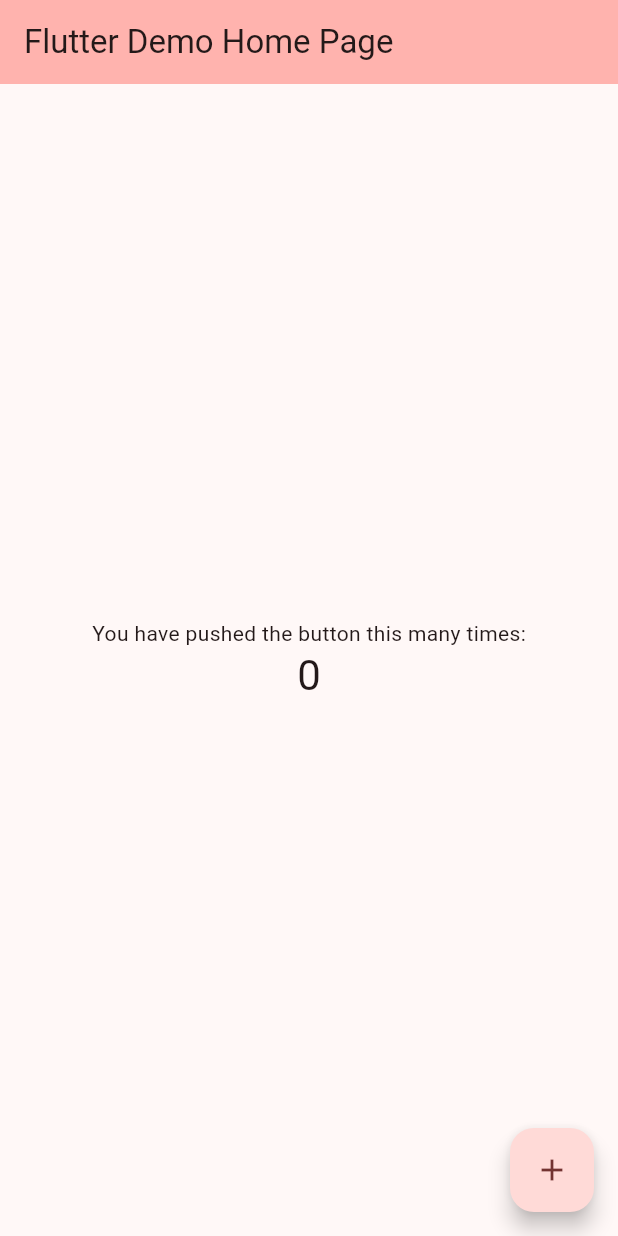
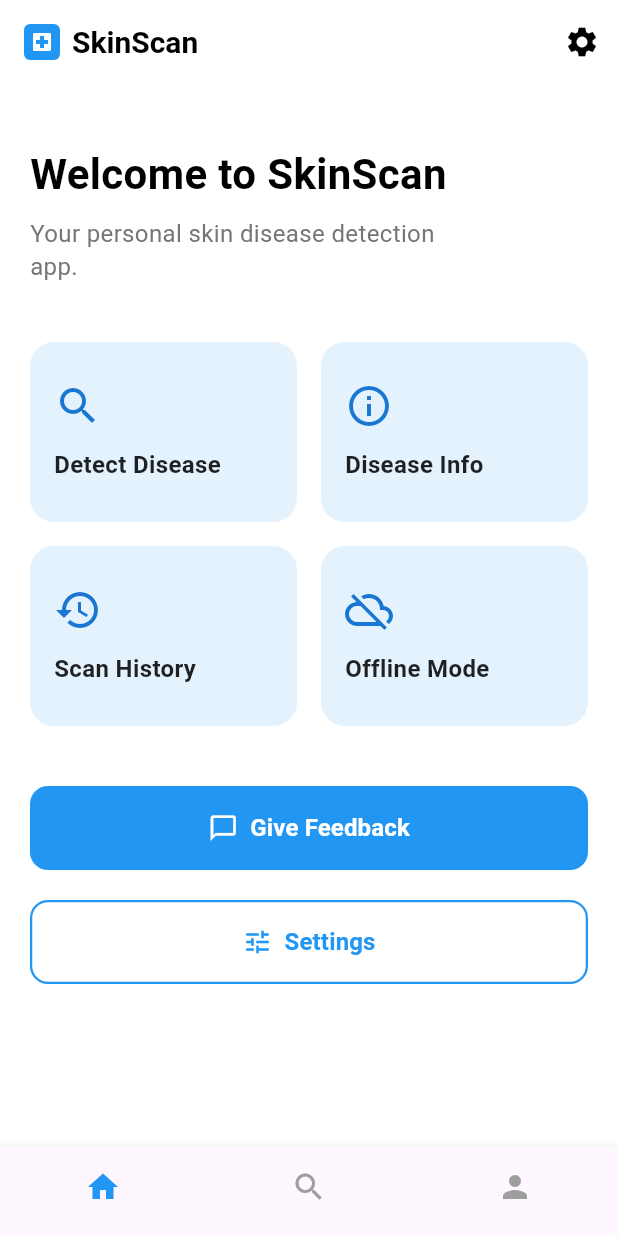
Before and after one commit to Krish5706/DermaCare, a Flutter app: the screen it shows after launch, on a phone screen of 412 x 824 dp. Run offline on Flutter 3.47's test engine with Material 3 defaults, Android fonts, the phone set to English and light mode, and no system bars.

Commit message:
main.dart(home page created)

```diff
--- a/derma_care/lib/main.dart
+++ b/derma_care/lib/main.dart
@@ -5,118 +5,270 @@
 }
 
 class MyApp extends StatelessWidget {
-  const MyApp({super.key});
+  const MyApp({Key? key}) : super(key: key);
 
-  // This widget is the root of your application.
   @override
   Widget build(BuildContext context) {
     return MaterialApp(
-      title: 'Flutter Demo',
-      theme: ThemeData(
-        // This is the theme of your application.
-        //
-        // TRY THIS: Try running your application with "flutter run". You'll see
-        // the application has a purple toolbar. Then, without quitting the app,
-        // try changing the seedColor in the colorScheme below to Colors.green
-        // and then invoke "hot reload" (save your changes or press the "hot
-        // reload" button in a Flutter-supported IDE, or press "r" if you used
-        // the command line to start the app).
-        //
-        // Notice that the counter didn't reset back to zero; the application
-        // state is not lost during the reload. To reset the state, use hot
-        // restart instead.
-        //
-        // This works for code too, not just values: Most code changes can be
-        // tested with just a hot reload.
-        colorScheme: ColorScheme.fromSeed(seedColor: Colors.redAccent),
-      ),
-      home: const MyHomePage(title: 'Flutter Demo Home Page'),
+      title: 'SkinScan',
+      theme: ThemeData(primarySwatch: Colors.blue, fontFamily: 'Roboto'),
+      home: const HomePage(),
+      debugShowCheckedModeBanner: false,
     );
   }
 }
 
-class MyHomePage extends StatefulWidget {
-  const MyHomePage({super.key, required this.title});
-
-  // This widget is the home page of your application. It is stateful, meaning
-  // that it has a State object (defined below) that contains fields that affect
-  // how it looks.
-
-  // This class is the configuration for the state. It holds the values (in this
-  // case the title) provided by the parent (in this case the App widget) and
-  // used by the build method of the State. Fields in a Widget subclass are
-  // always marked "final".
-
-  final String title;
+class HomePage extends StatefulWidget {
+  const HomePage({Key? key}) : super(key: key);
 
   @override
-  State<MyHomePage> createState() => _MyHomePageState();
+  _HomePageState createState() => _HomePageState();
 }
 
-class _MyHomePageState extends State<MyHomePage> {
-  int _counter = 0;
+class _HomePageState extends State<HomePage> {
+  int _selectedIndex = 0;
 
-  void _incrementCounter() {
+  void _onItemTapped(int index) {
     setState(() {
-      // This call to setState tells the Flutter framework that something has
-      // changed in this State, which causes it to rerun the build method below
-      // so that the display can reflect the updated values. If we changed
-      // _counter without calling setState(), then the build method would not be
-      // called again, and so nothing would appear to happen.
-      _counter++;
+      _selectedIndex = index;
     });
   }
 
   @override
   Widget build(BuildContext context) {
-    // This method is rerun every time setState is called, for instance as done
-    // by the _incrementCounter method above.
-    //
-    // The Flutter framework has been optimized to make rerunning build methods
-    // fast, so that you can just rebuild anything that needs updating rather
-    // than having to individually change instances of widgets.
     return Scaffold(
+      backgroundColor: Colors.white,
       appBar: AppBar(
-        // TRY THIS: Try changing the color here to a specific color (to
-        // Colors.amber, perhaps?) and trigger a hot reload to see the AppBar
-        // change color while the other colors stay the same.
-        backgroundColor: Theme.of(context).colorScheme.inversePrimary,
-        // Here we take the value from the MyHomePage object that was created by
-        // the App.build method, and use it to set our appbar title.
-        title: Text(widget.title),
+        backgroundColor: Colors.white,
+        elevation: 0,
+        title: Row(
+          children: [
+            Container(
+              width: 24,
+              height: 24,
+              decoration: BoxDecoration(
+                color: Colors.blue,
+                borderRadius: BorderRadius.circular(4),
+              ),
+              child: Icon(Icons.local_hospital, color: Colors.white, size: 16),
+            ),
+            SizedBox(width: 8),
+            Text(
+              'SkinScan',
+              style: TextStyle(
+                color: Colors.black,
+                fontSize: 20,
+                fontWeight: FontWeight.w600,
+              ),
+            ),
+          ],
+        ),
+        actions: [
+          IconButton(
+            icon: Icon(Icons.settings, color: Colors.black),
+            onPressed: () {
+              // Handle settings tap
+            },
+          ),
+        ],
       ),
-      body: Center(
-        // Center is a layout widget. It takes a single child and positions it
-        // in the middle of the parent.
+      body: Padding(
+        padding: const EdgeInsets.all(20.0),
         child: Column(
-          // Column is also a layout widget. It takes a list of children and
-          // arranges them vertically. By default, it sizes itself to fit its
-          // children horizontally, and tries to be as tall as its parent.
-          //
-          // Column has various properties to control how it sizes itself and
-          // how it positions its children. Here we use mainAxisAlignment to
-          // center the children vertically; the main axis here is the vertical
-          // axis because Columns are vertical (the cross axis would be
-          // horizontal).
-          //
-          // TRY THIS: Invoke "debug painting" (choose the "Toggle Debug Paint"
-          // action in the IDE, or press "p" in the console), to see the
-          // wireframe for each widget.
-          mainAxisAlignment: MainAxisAlignment.center,
-          children: <Widget>[
-            const Text('You have pushed the button this many times:'),
+          crossAxisAlignment: CrossAxisAlignment.start,
+          children: [
+            SizedBox(height: 20),
             Text(
-              '$_counter',
-              style: Theme.of(context).textTheme.headlineMedium,
+              'Welcome to SkinScan',
+              style: TextStyle(
+                fontSize: 28,
+                fontWeight: FontWeight.bold,
+                color: Colors.black,
+              ),
+            ),
+            SizedBox(height: 8),
+            Text(
+              'Your personal skin disease detection\napp.',
+              style: TextStyle(
+                fontSize: 16,
+                color: Colors.grey[600],
+                height: 1.4,
+              ),
+            ),
+            SizedBox(height: 40),
+            Expanded(
+              child: Column(
+                children: [
+                  Row(
+                    children: [
+                      Expanded(
+                        child: _buildFeatureCard(
+                          'Detect Disease',
+                          Icons.search,
+                          () {
+                            // Handle detect disease tap
+                            print('Detect Disease tapped');
+                          },
+                        ),
+                      ),
+                      SizedBox(width: 16),
+                      Expanded(
+                        child: _buildFeatureCard(
+                          'Disease Info',
+                          Icons.info_outline,
+                          () {
+                            // Handle disease info tap
+                            print('Disease Info tapped');
+                          },
+                        ),
+                      ),
+                    ],
+                  ),
+                  SizedBox(height: 16),
+                  Row(
+                    children: [
+                      Expanded(
+                        child: _buildFeatureCard(
+                          'Scan History',
+                          Icons.history,
+                          () {
+                            // Handle scan history tap
+                            print('Scan History tapped');
+                          },
+                        ),
+                      ),
+                      SizedBox(width: 16),
+                      Expanded(
+                        child: _buildFeatureCard(
+                          'Offline Mode',
+                          Icons.cloud_off,
+                          () {
+                            // Handle offline mode tap
+                            print('Offline Mode tapped');
+                          },
+                        ),
+                      ),
+                    ],
+                  ),
+                  SizedBox(height: 40),
+                  // Give Feedback Button
+                  Container(
+                    width: double.infinity,
+                    height: 56,
+                    child: ElevatedButton(
+                      onPressed: () {
+                        // Handle feedback tap
+                        print('Give Feedback tapped');
+                      },
+                      style: ElevatedButton.styleFrom(
+                        backgroundColor: Colors.blue,
+                        foregroundColor: Colors.white,
+                        shape: RoundedRectangleBorder(
+                          borderRadius: BorderRadius.circular(12),
+                        ),
+                        elevation: 0,
+                      ),
+                      child: Row(
+                        mainAxisAlignment: MainAxisAlignment.center,
+                        children: [
+                          Icon(Icons.chat_bubble_outline, size: 20),
+                          SizedBox(width: 8),
+                          Text(
+                            'Give Feedback',
+                            style: TextStyle(
+                              fontSize: 16,
+                              fontWeight: FontWeight.w600,
+                            ),
+                          ),
+                        ],
+                      ),
+                    ),
+                  ),
+                  SizedBox(height: 20),
+                  // Settings Button
+                  Container(
+                    width: double.infinity,
+                    height: 56,
+                    child: OutlinedButton(
+                      onPressed: () {
+                        // Handle settings tap
+                        print('Settings tapped');
+                      },
+                      style: OutlinedButton.styleFrom(
+                        foregroundColor: Colors.blue,
+                        side: BorderSide(color: Colors.blue, width: 1.5),
+                        shape: RoundedRectangleBorder(
+                          borderRadius: BorderRadius.circular(12),
+                        ),
+                      ),
+                      child: Row(
+                        mainAxisAlignment: MainAxisAlignment.center,
+                        children: [
+                          Icon(Icons.tune, size: 20),
+                          SizedBox(width: 8),
+                          Text(
+                            'Settings',
+                            style: TextStyle(
+                              fontSize: 16,
+                              fontWeight: FontWeight.w600,
+                            ),
+                          ),
+                        ],
+                      ),
+                    ),
+                  ),
+                ],
+              ),
             ),
           ],
         ),
       ),
-      floatingActionButton: FloatingActionButton(
-        onPressed: _incrementCounter,
-        tooltip: 'Increment',
-        child: const Icon(Icons.add),
-      ), // This trailing comma makes auto-formatting nicer for build methods.
+      bottomNavigationBar: BottomNavigationBar(
+        items: [
+          BottomNavigationBarItem(icon: Icon(Icons.home), label: ''),
+          BottomNavigationBarItem(icon: Icon(Icons.search), label: ''),
+          BottomNavigationBarItem(icon: Icon(Icons.person), label: ''),
+        ],
+        currentIndex: _selectedIndex,
+        selectedItemColor: Colors.blue,
+        unselectedItemColor: Colors.grey,
+        onTap: _onItemTapped,
+        type: BottomNavigationBarType.fixed,
+        showSelectedLabels: false,
+        showUnselectedLabels: false,
+      ),
+    );
+  }
+
+  Widget _buildFeatureCard(String title, IconData icon, VoidCallback onTap) {
+    return GestureDetector(
+      onTap: onTap,
+      child: Container(
+        height: 120,
+        decoration: BoxDecoration(
+          color: Color(0xFFE3F2FD), // Light blue background
+          borderRadius: BorderRadius.circular(16),
+        ),
+        child: Padding(
+          padding: const EdgeInsets.all(16.0),
+          child: Column(
+            crossAxisAlignment: CrossAxisAlignment.start,
+            mainAxisAlignment: MainAxisAlignment.center,
+            children: [
+              Icon(icon, size: 32, color: Colors.blue[700]),
+              SizedBox(height: 12),
+              Text(
+                title,
+                style: TextStyle(
+                  fontSize: 16,
+                  fontWeight: FontWeight.w600,
+                  color: Colors.black87,
+                ),
+              ),
+            ],
+          ),
+        ),
+      ),
     );
   }
 }
```
